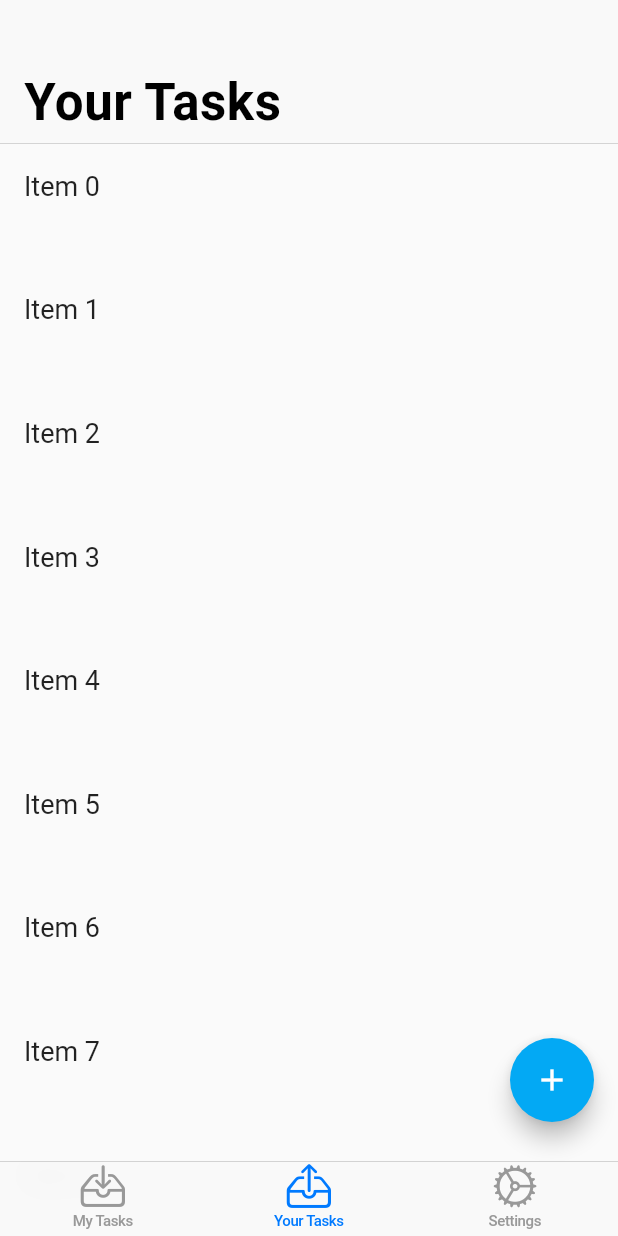
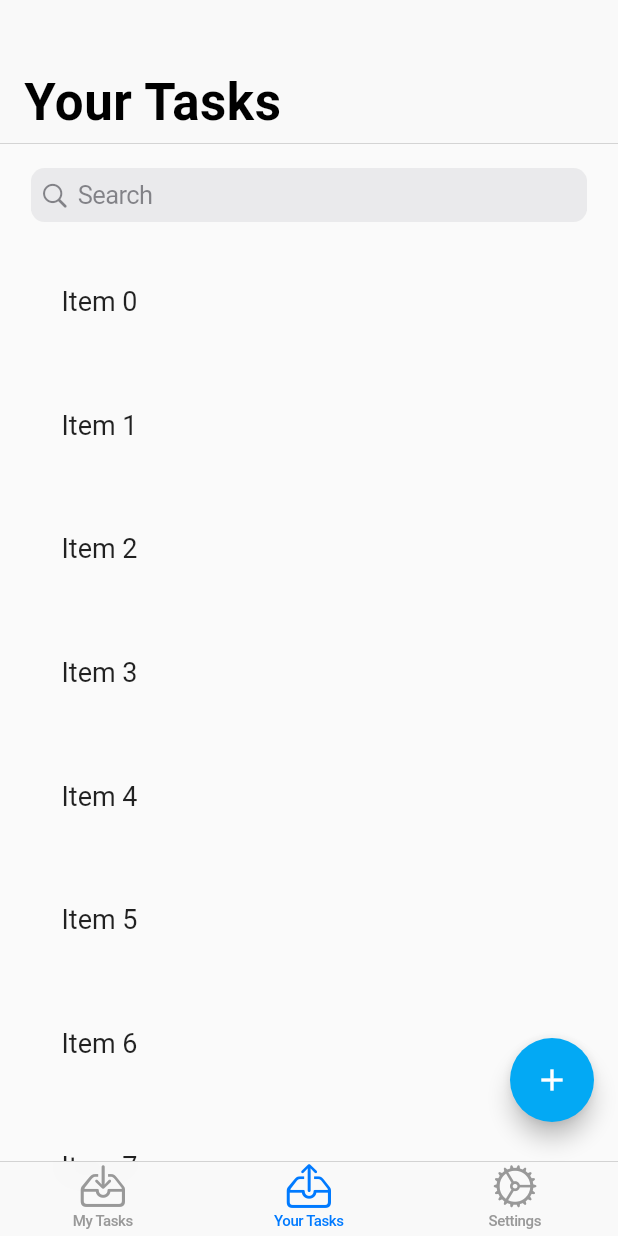
Before and after one commit to TuanHungVU1202/PeerReminder, a Flutter app: the screen it shows after launch, on a phone screen of 412 x 824 dp. Run offline on Flutter 3.47's test engine with Material 2 defaults, Android fonts, the phone set to English and light mode, and no system bars; drawn by our look-alikes of flutter_slidable; our stand-ins replace contacts_service, permission_handler; missing offline and left inert: simple_autocomplete_formfield.

Commit message:
Make TaskTile a class. Add search bar to search Your Tasks

```diff
--- a/peer_reminder_flutter/lib/main.dart
+++ b/peer_reminder_flutter/lib/main.dart
@@ -155,7 +155,7 @@ class CupertinoHomePageState extends State<CupertinoHomePage> {
     );
   }
 
-  ////////////////////////////////////////////////////////////////////////////////
+  // -------------------------------------------------------------------
   // UI components
   CupertinoTabView _createMyTasksTabView() {
     return CupertinoTabView(builder: (context) {
--- a/peer_reminder_flutter/lib/tasks/YourTaskPage.dart
+++ b/peer_reminder_flutter/lib/tasks/YourTaskPage.dart
@@ -8,6 +8,10 @@ import 'package:flutter_slidable/flutter_slidable.dart';
 import 'package:peer_reminder_flutter/common/Constant.dart' as constant;
 import 'package:peer_reminder_flutter/common/Util.dart';
 
+// FIXME: finalize this, query from DB
+final _originalTaskList = List<String>.generate(10000, (i) => 'Item $i');
+const _biggerFont = TextStyle(fontSize: constant.FONTSIZE_XL);
+
 class YourTaskPage extends StatefulWidget {
   const YourTaskPage({super.key});
 
@@ -16,9 +20,18 @@ class YourTaskPage extends StatefulWidget {
 }
 
 class _YourTaskPageState extends State<YourTaskPage> {
-  // FIXME: finalize this, query from DB
-  final _taskList = List<String>.generate(10000, (i) => 'Item $i');
-  final _biggerFont = const TextStyle(fontSize: constant.FONTSIZE_XL);
+  // Controllers
+  final _searchBarController = TextEditingController();
+
+  late List<String> _filteredTaskList = _originalTaskList;
+
+  // To make sure things are mounted
+  @override
+  void setState(fn) {
+    if (mounted) {
+      super.setState(fn);
+    }
+  }
 
   @override
   Widget build(BuildContext context) {
@@ -39,6 +52,8 @@ class _YourTaskPageState extends State<YourTaskPage> {
       slivers: <Widget>[
         // Appbar
         _createYourTasksSliverAppBar(),
+        // Search bar
+        _createSearchBar(),
         // Tasks list
         _createTaskSliverGrid(),
       ],
@@ -51,11 +66,35 @@ class _YourTaskPageState extends State<YourTaskPage> {
     );
   }
 
+  SliverToBoxAdapter _createSearchBar() {
+    return SliverToBoxAdapter(
+      child: FractionallySizedBox(
+        widthFactor: 0.9,
+        child: ClipRect(
+            child: Padding(
+          padding: const EdgeInsets.only(top: 16),
+          child: CupertinoSearchTextField(
+            controller: _searchBarController,
+            onChanged: (value) {
+              _updateSearchedTaskList(value);
+            },
+            onSubmitted: (value) {
+              _updateSearchedTaskList(value);
+            },
+            onSuffixTap: () {
+              _updateSearchedTaskList('');
+            },
+          ),
+        )),
+      ),
+    );
+  }
+
   SliverGrid _createTaskSliverGrid() {
     return SliverGrid(
       delegate: SliverChildBuilderDelegate(
         (context, index) {
-          return _onSlideTask(index);
+          return _createSlidableTask(index);
         },
       ),
       gridDelegate: const SliverGridDelegateWithFixedCrossAxisCount(
@@ -65,7 +104,7 @@ class _YourTaskPageState extends State<YourTaskPage> {
     );
   }
 
-  Slidable _onSlideTask(int itemIndex) {
+  Slidable _createSlidableTask(int itemIndex) {
     return Slidable(
       // Specify a key if the Slidable is dismissible.
       key: UniqueKey(),
@@ -117,7 +156,7 @@ class _YourTaskPageState extends State<YourTaskPage> {
       actions: <Widget>[
         CupertinoContextMenuAction(
           onPressed: () {
-            Navigator.pop(context);
+            Navigator.of(context, rootNavigator: true).pop();
           },
           isDefaultAction: true,
           trailingIcon: Icons.edit,
@@ -125,45 +164,33 @@ class _YourTaskPageState extends State<YourTaskPage> {
         ),
         CupertinoContextMenuAction(
           onPressed: () {
-            Navigator.pop(context);
+            Navigator.of(context, rootNavigator: true).pop();
           },
           trailingIcon: CupertinoIcons.archivebox,
           child: const Text('Archive'),
         ),
         CupertinoContextMenuAction(
           onPressed: () {
-            Navigator.pop(context);
+            Navigator.of(context, rootNavigator: true).pop();
           },
           trailingIcon: Icons.done,
           child: const Text('Mark as Done'),
         ),
         CupertinoContextMenuAction(
           onPressed: () {
-            Navigator.pop(context);
+            Navigator.of(context, rootNavigator: true).pop();
           },
           trailingIcon: CupertinoIcons.phone,
           child: const Text('Call peer'),
         ),
       ],
-      child: _createTaskMaterial(itemIndex),
+      child: TaskTile(_filteredTaskList, itemIndex),
       // TODO: create preview function here
       previewBuilder: (context, animation, child) {
         return const Dialog(
           child: Text("This is a preview"),
         );
       },
-    );
-  }
-
-  Material _createTaskMaterial(int itemIndex) {
-    return Material(
-      // Create Material widget for each ListTile
-      child: ListTile(
-        title: Text(
-          _taskList[itemIndex],
-          style: _biggerFont,
-        ),
-      ),
     );
   }
 
@@ -265,8 +292,23 @@ class _YourTaskPageState extends State<YourTaskPage> {
   void _deleteTask(int itemIndex) {
     // TODO: Call DB
     setState(() {
-      _taskList.removeAt(itemIndex);
+      _filteredTaskList.removeAt(itemIndex);
     });
+  }
+
+  void _updateSearchedTaskList(String value) {
+    if (value.isNotEmpty) {
+      _filteredTaskList = _filteredTaskList
+          .where(
+              (element) => element.toLowerCase().contains(value.toLowerCase()))
+          .toList();
+    } else {
+      _searchBarController.text = '';
+      _filteredTaskList = _originalTaskList;
+    }
+
+    // To rebuild
+    setState(() {});
   }
 
   // -------------------------------------------------------------------
@@ -299,6 +341,34 @@ class _YourTaskPageState extends State<YourTaskPage> {
   }
 }
 
+////////////////////////////////////////////////////////////////////////////////
+class TaskTile extends StatelessWidget {
+  final int _taskIndex;
+  final List<String> _filteredTaskList;
+
+  const TaskTile(
+    this._filteredTaskList,
+    this._taskIndex,
+  );
+
+  @override
+  Widget build(BuildContext context) {
+    return Container(
+        margin: const EdgeInsets.only(top: 25, left: 25),
+        child: Material(
+          // Create Material widget for each ListTile
+          child: ListTile(
+            selectedTileColor: Colors.lightBlue,
+            title: Text(
+              _filteredTaskList[_taskIndex],
+              style: _biggerFont,
+            ),
+          ),
+        ));
+  }
+}
+
+////////////////////////////////////////////////////////////////////////////////
 class FloatingAction extends StatelessWidget {
   const FloatingAction({super.key});
 
```
